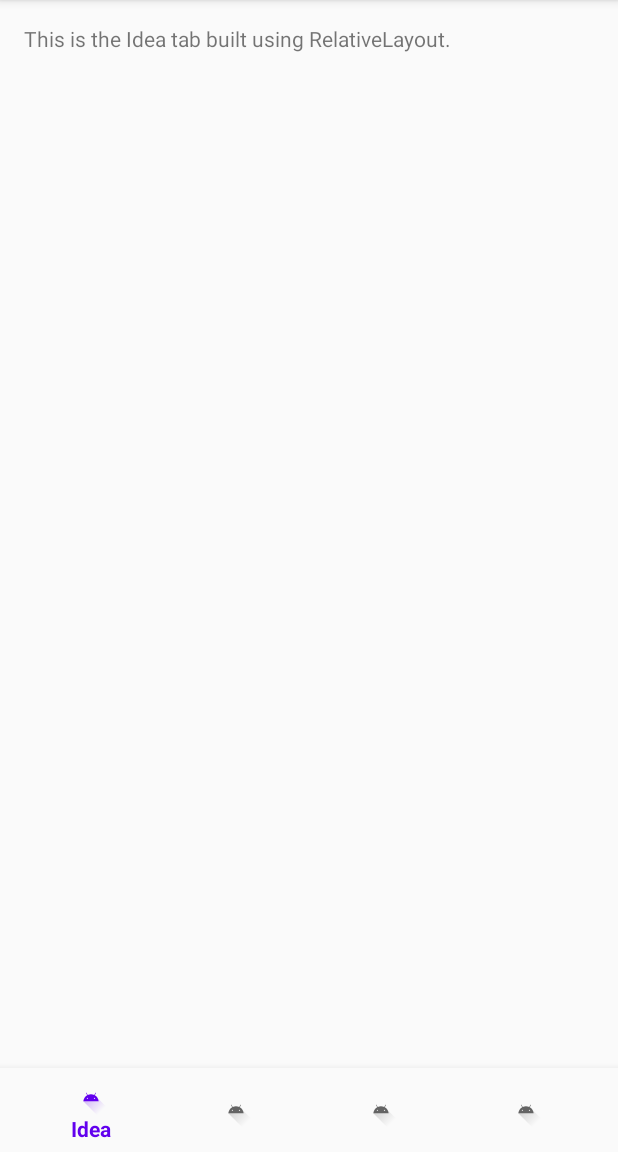
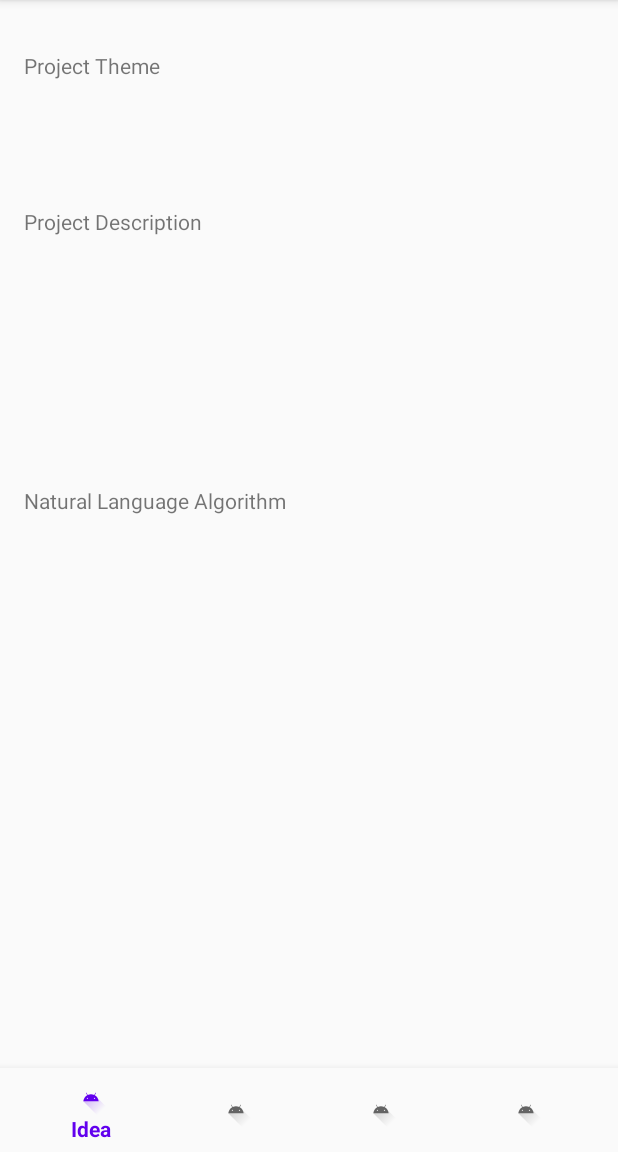
Before and after one commit to SeonA1223/CoCoDing, an Android app: the IdeaActivity screen opened directly, with no data from a screen before it, on a phone screen of 412 x 824 dp, the part 84-1236 px from its top. Run offline under Robolectric (Android 15) with nearby library versions, the phone set to English and light mode, and no system bars.

Commit message:
master 코드에 Idea탭 관련 코드 넣음. Idea에서 Algorithm, Topic, Topic_Content 추가 그리고 해당 액티비티에서 parentActivity를 IdeaActivity로 하여 상단에 뒤로가기 버튼을 누르면 IdeaActivity로 이동함. Code탭 관련 코드는 아직 추가 X.

```diff
--- a/app/src/main/AndroidManifest.xml
+++ b/app/src/main/AndroidManifest.xml
@@ -29,6 +29,11 @@
         <activity android:name=".CodeActivity" android:label="@string/app_name" android:parentActivityName=".MainActivity"/>
 
         <activity android:name=".Object.Object_List"/>
+
+        <activity android:name=".Idea.Idea_Topic" android:parentActivityName=".IdeaActivity"/>
+        <activity android:name=".Idea.Idea_Topic_Content" android:parentActivityName=".IdeaActivity"/>
+        <activity android:name=".Idea.Idea_Algorithm" android:parentActivityName=".IdeaActivity"/>
+
     </application>
 
     <uses-permission android:name="android.permission.READ_EXTERNAL_STORAGE"/>
--- a/app/src/main/java/com/example/cocoding/IdeaActivity.java
+++ b/app/src/main/java/com/example/cocoding/IdeaActivity.java
@@ -1,13 +1,21 @@
 package com.example.cocoding;
 
+import android.content.Intent;
 import android.os.Bundle;
 import android.util.Log;
+import android.view.LayoutInflater;
 import android.view.Menu;
 import android.view.MenuItem;
+import android.view.View;
+import android.view.ViewGroup;
+import android.widget.LinearLayout;
 import android.widget.Toast;
 
 import androidx.annotation.NonNull;
 
+import com.example.cocoding.Idea.Idea_Algorithm;
+import com.example.cocoding.Idea.Idea_Topic;
+import com.example.cocoding.Idea.Idea_Topic_Content;
 import com.google.android.material.bottomnavigation.BottomNavigationView;
 
 public class IdeaActivity extends BaseActivity {
@@ -16,6 +24,36 @@ public class IdeaActivity extends BaseActivity {
     protected void onCreate(Bundle savedInstanceState) {
         super.onCreate(savedInstanceState);
         Log.e("come?", "[" + savedInstanceState + "]");
+
+        LinearLayout linearLayout = (LinearLayout) findViewById(R.id.idea_topic);
+        LinearLayout linearLayout1 = (LinearLayout) findViewById(R.id.idea_topic_contents);
+        LinearLayout linearLayout2 = (LinearLayout) findViewById(R.id.idea_algorithm);
+
+        linearLayout.setOnClickListener(new View.OnClickListener() {
+            @Override
+            public void onClick(View v) {
+                Intent intent = new Intent(getApplicationContext(), Idea_Topic.class);
+                startActivity(intent);
+            }
+        });
+
+
+        linearLayout1.setOnClickListener(new View.OnClickListener() {
+            @Override
+            public void onClick(View v) {
+                Intent intent = new Intent(getApplicationContext(), Idea_Topic_Content.class);
+                startActivity(intent);
+            }
+        });
+
+
+        linearLayout2.setOnClickListener(new View.OnClickListener() {
+            @Override
+            public void onClick(View v) {
+                Intent intent = new Intent(getApplicationContext(), Idea_Algorithm.class);
+                startActivity(intent);
+            }
+        });
 
     }
 
@@ -37,4 +75,6 @@ public class IdeaActivity extends BaseActivity {
         return true;
     }
 
+
+
 }
--- a/app/src/main/res/layout/activity_idea.xml
+++ b/app/src/main/res/layout/activity_idea.xml
@@ -1,25 +1,70 @@
 <?xml version="1.0" encoding="utf-8"?>
-<RelativeLayout
-    xmlns:android="http://schemas.android.com/apk/res/android"
-    android:id="@+id/container"
+    <LinearLayout xmlns:android="http://schemas.android.com/apk/res/android"
+    xmlns:tools="http://schemas.android.com/tools"
     android:layout_width="match_parent"
     android:layout_height="match_parent"
     android:orientation="vertical">
 
-    <TextView
-        android:id="@+id/title"
+    <LinearLayout
         android:layout_width="match_parent"
-        android:layout_height="wrap_content"
-        android:layout_margin="16dp"
-        android:text="This is the Idea tab built using RelativeLayout." />
+        android:orientation="vertical"
+        android:layout_height="0dp"
+        android:layout_weight="1">
+
+        <LinearLayout
+            android:layout_width="328dp"
+            android:id="@+id/idea_topic"
+            android:layout_height="80dp"
+            android:layout_marginLeft="16dp"
+            android:layout_marginTop="34dp"
+            android:layout_marginRight="16dp">
+
+            <TextView
+                android:id="@+id/textView"
+                android:layout_width="wrap_content"
+                android:layout_height="wrap_content"
+                android:text="Project Theme"/>
+
+
+        </LinearLayout>
+
+        <LinearLayout
+            android:layout_width="328dp"
+            android:id="@+id/idea_topic_contents"
+            android:layout_height="162dp"
+            android:layout_marginLeft="16dp"
+            android:layout_marginTop="24dp"
+            android:layout_marginRight="16dp">
+
+            <TextView
+                android:id="@+id/textView1"
+                android:layout_width="match_parent"
+                android:layout_height="wrap_content"
+                android:text="Project Description" />
+
+        </LinearLayout>
+
+        <LinearLayout
+            android:layout_width="328dp"
+            android:id="@+id/idea_algorithm"
+            android:layout_height="162dp"
+            android:layout_marginLeft="16dp"
+            android:layout_marginTop="24dp"
+            android:layout_marginRight="16dp">
+
+            <TextView
+                android:id="@+id/textView2"
+                android:layout_width="match_parent"
+                android:layout_height="wrap_content"
+                android:text="Natural Language Algorithm" />
+
+        </LinearLayout>
+
+    </LinearLayout>
 
     <include
-        android:id="@+id/navigation"
         layout="@layout/element_bottom_navigation"
         android:layout_width="match_parent"
         android:layout_height="wrap_content"
-        android:layout_alignParentBottom="true" />
-
-
-
-</RelativeLayout>
+        android:layout_gravity="bottom"/>
+</LinearLayout>
```
Also changed, not shown: app/src/main/java/com/example/cocoding/Idea/Idea_Algorithm.java (added, +28 -0 lines), app/src/main/java/com/example/cocoding/Idea/Idea_Topic.java (added, +28 -0 lines), app/src/main/java/com/example/cocoding/Idea/Idea_Topic_Content.java (added, +28 -0 lines), app/src/main/res/drawable/edittext_line.xml (added, +16 -0 lines), app/src/main/res/layout/activity_idea_algorithm.xml (added, +45 -0 lines), app/src/main/res/layout/activity_idea_topic.xml (added, +51 -0 lines), app/src/main/res/layout/activity_idea_topic_content.xml (added, +49 -0 lines).
